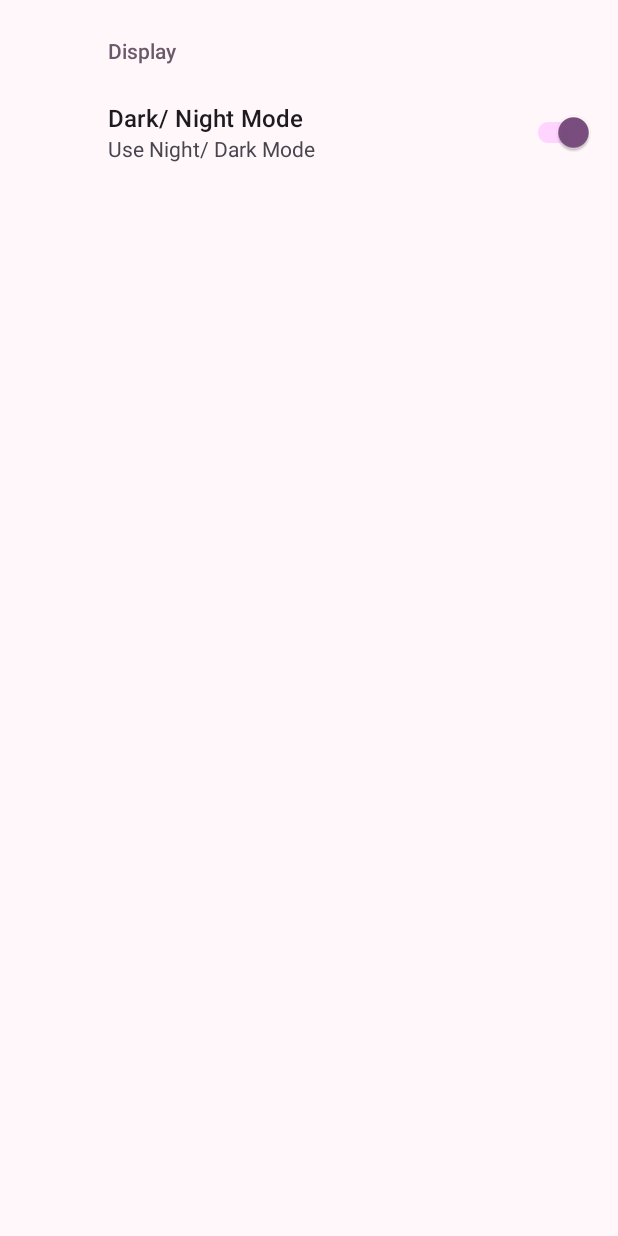
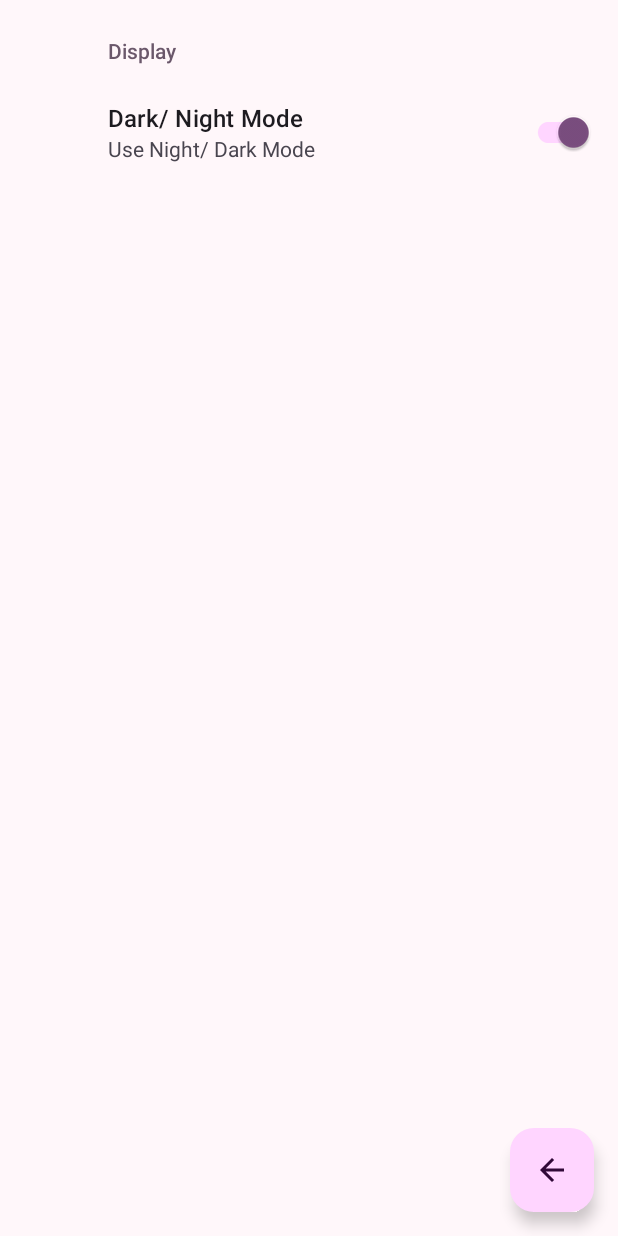
Before and after one commit to sbleier/Trask, an Android app: the screen it shows after launch (SettingsActivity), in the options menu, after a tap on "Settings", on a phone screen of 412 x 824 dp. Run offline under Robolectric (Android 15) with nearby library versions, the phone set to English and light mode, and no system bars; our stand-ins replace androidx.preference.

Commit message:
git commit -m "commit" git push origin main

```diff
--- a/app/src/main/java/com/mintedtech/trasck/Task.java
+++ b/app/src/main/java/com/mintedtech/trasck/Task.java
@@ -16,6 +16,7 @@ public class Task implements Parcelable {
         this.description = description;
         this.estimatedTime = estimatedTime;
         this.elapsedTime = elapsedTime;
+
     }
 
     protected Task(Parcel in) {
--- a/app/src/main/java/com/mintedtech/trasck/TaskActivity.java
+++ b/app/src/main/java/com/mintedtech/trasck/TaskActivity.java
@@ -43,7 +43,7 @@ public class TaskActivity extends AppCompatActivity {
 
 
         setSupportActionBar(binding.toolbar);
-        setupBackArrow();
+
 
         binding.fab.setOnClickListener(view -> {
             getTimeFromInput();
@@ -58,6 +58,8 @@ public class TaskActivity extends AppCompatActivity {
         Button submitTaskButton = findViewById(R.id.submitTaskButton);
         submitTaskButton.setOnClickListener(view -> submitTask());
 
+
+
         Intent incomingData = getIntent();
         editPosition = incomingData.getIntExtra("edit_task_position", -1);
         isEditMode = editPosition >-1;
@@ -67,17 +69,31 @@ public class TaskActivity extends AppCompatActivity {
             binding.contentTask.taskTitle.setText(currentTask.getTitle().toString());
             binding.contentTask.taskDescription.setText(currentTask.getDescription().toString());
             //TODO: Adjust number formats for these two items following
-            binding.contentTask.estimatedTime.setText(Long.toString(currentTask.getEstimatedTime()));
-            binding.contentTask.tvSecondsElapsed.setText(Long.toString(currentTask.getElapsedTime()));
+            binding.contentTask.estimatedTime.setText(formatDuration(currentTask.getEstimatedTime()));
+            binding.contentTask.tvSecondsElapsed.setText(formatDuration(currentTask.getElapsedTime()));
+            Button deleteTaskButton = findViewById(R.id.deleteTaskButton);
+            deleteTaskButton.setOnClickListener(view -> {
+                Intent resultIntent = new Intent();
+                resultIntent.putExtra("delete_position", editPosition);
+                setResult(RESULT_OK, resultIntent);
+                finish();
+            });
 
+        }else{
+            deleteTask();
         }
 
+    }
+
+    private void deleteTask() {
+        Button deleteTaskButton = findViewById(R.id.deleteTaskButton);
+        deleteTaskButton.setOnClickListener(view -> onBackPressed());
     }
 
     private void submitTask() {
         // Retrieve input values
         try {
-            TextInputEditText taskTitleInput =  binding.contentTask.taskTitle;
+            TextInputEditText taskTitleInput = binding.contentTask.taskTitle;
             String taskTitle = taskTitleInput.getText().toString();
 
             TextInputEditText taskDescriptionInput = binding.contentTask.taskDescription;
@@ -103,10 +119,11 @@ public class TaskActivity extends AppCompatActivity {
             e.getMessage();
         }
 
-
     }
 
-    private long parseTimeFromString(String timeInput) {
+
+
+        private long parseTimeFromString(String timeInput) {
         // Expected format: HH:MM:SS
         String[] timeParts = timeInput.split(":");
         if (timeParts.length == 3) {
@@ -123,10 +140,7 @@ public class TaskActivity extends AppCompatActivity {
     }
 
 
-    private void setupBackArrow() {
-        FloatingActionButton backArrow = findViewById(R.id.backArrow);
-        backArrow.setOnClickListener(view -> onBackPressed());
-    }
+
 
     private void setupTimer() {
         // Create the Handler object
--- a/app/src/main/res/layout/activity_main.xml
+++ b/app/src/main/res/layout/activity_main.xml
@@ -23,7 +23,7 @@
         android:id="@+id/taskRecyclerView"
         android:layout_width="match_parent"
         android:layout_height="match_parent"
-        android:layout_gravity="bottom|center_horizontal"
+        android:layout_gravity="top|center_horizontal"
         android:layout_margin="16dp"
         android:clipToPadding="false"
         app:layout_behavior="@string/appbar_scrolling_view_behavior" />
--- a/app/src/main/res/layout/content_main.xml
+++ b/app/src/main/res/layout/content_main.xml
@@ -7,4 +7,7 @@
     app:layout_behavior="@string/appbar_scrolling_view_behavior">
 
 
+
+
+
 </androidx.constraintlayout.widget.ConstraintLayout>
--- a/app/src/main/res/layout/settings_activity.xml
+++ b/app/src/main/res/layout/settings_activity.xml
@@ -1,9 +1,24 @@
-<LinearLayout xmlns:android="http://schemas.android.com/apk/res/android"
+<androidx.constraintlayout.widget.ConstraintLayout xmlns:android="http://schemas.android.com/apk/res/android"
     android:layout_width="match_parent"
-    android:layout_height="match_parent">
+    android:layout_height="match_parent"
+    xmlns:app="http://schemas.android.com/apk/res-auto"
+    android:orientation="horizontal">
 
     <FrameLayout
         android:id="@+id/settings"
         android:layout_width="match_parent"
         android:layout_height="match_parent" />
-</LinearLayout>
+
+    <com.google.android.material.floatingactionbutton.FloatingActionButton
+        android:id="@+id/backArrow"
+        android:layout_width="wrap_content"
+        android:layout_height="wrap_content"
+        app:layout_constraintBottom_toBottomOf="parent"
+        app:layout_constraintEnd_toEndOf="parent"
+        android:layout_gravity="bottom|end"
+        android:layout_marginEnd="@dimen/fab_margin"
+        android:layout_marginBottom="16dp"
+        app:srcCompat="?attr/homeAsUpIndicator"
+        android:contentDescription="back arrow"/>
+
+</androidx.constraintlayout.widget.ConstraintLayout>
```
Also changed, not shown: app/src/main/java/com/mintedtech/trasck/MainActivity.java (+24 -8 lines), app/src/main/java/com/mintedtech/trasck/SettingsActivity.java (+10 -1 lines), app/src/main/java/com/mintedtech/trasck/TaskAdapter.java (+16 -1 lines), app/src/main/res/layout/activity_task.xml (+3 -9 lines), app/src/main/res/layout/content_task.xml (+10 -0 lines), app/src/main/res/layout/task_item.xml (+53 -6 lines).
